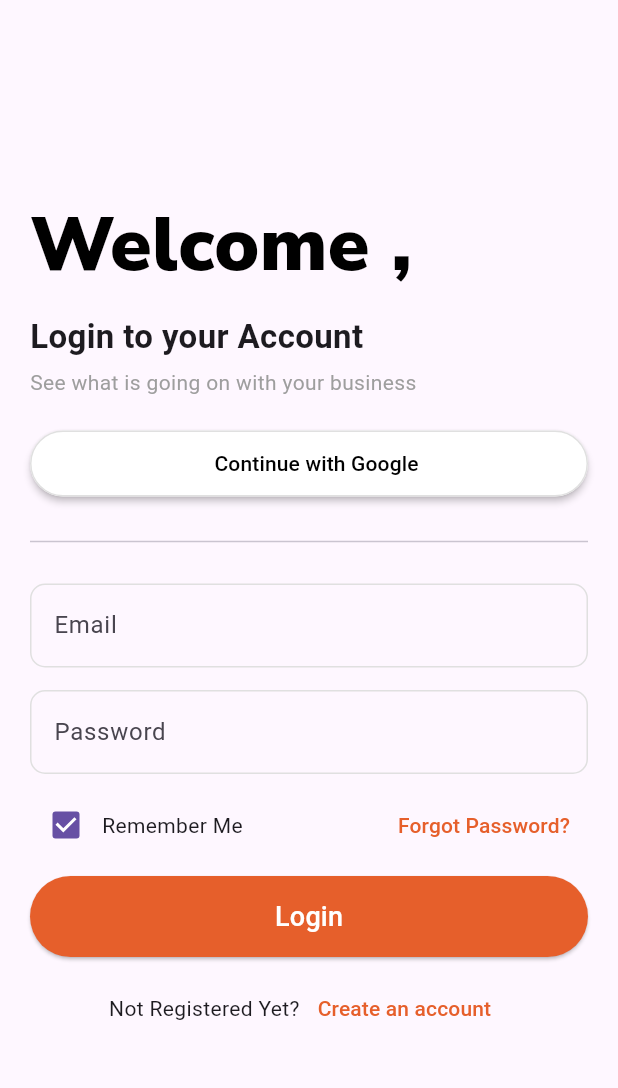
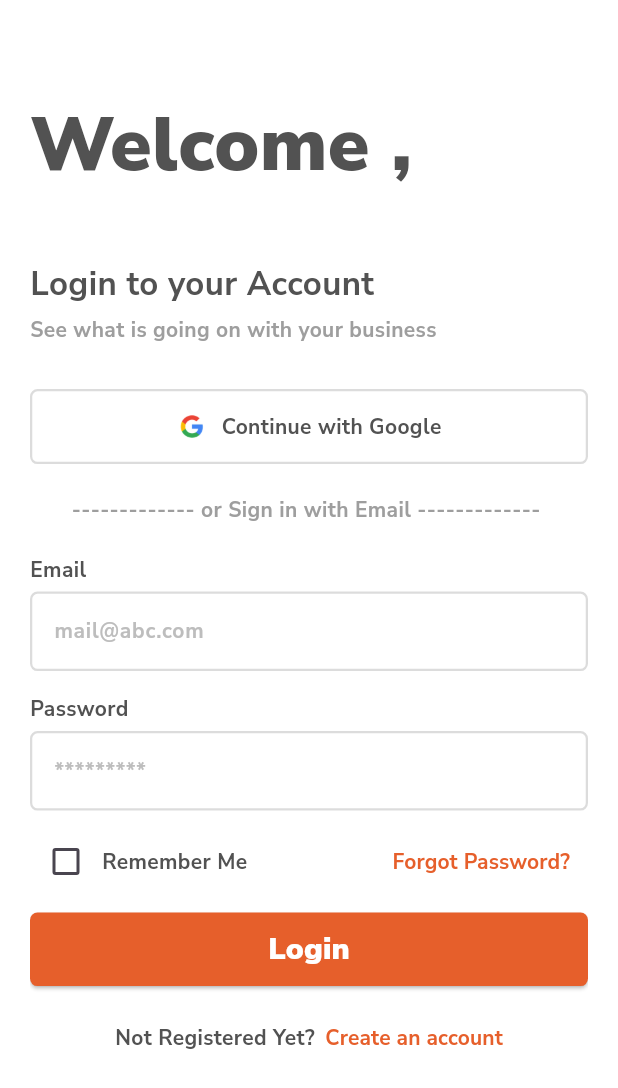
Before and after one commit to TaskTrial/mobile, a Flutter app: the screen it shows after launch, on a phone screen of 412 x 824 dp. Shown: the top 1088 px of the screen. Run offline on Flutter 3.47's test engine with Material 3 defaults, Android fonts, the light colour scheme and no system bars; our stand-ins replace get.

Commit message:
-refactor : (Login Controller) and (AuthButton and GoogleSignInUI and MyTextField Widgets) -fix : Login Screen Page

```diff
--- a/lib/app.dart
+++ b/lib/app.dart
@@ -1,4 +1,5 @@
 import 'package:flutter/material.dart';
+import 'package:get/get_navigation/src/root/get_material_app.dart';
 import 'package:task_trial/views/auth/login_screen.dart';
 
 class MyApp extends StatelessWidget {
@@ -6,7 +7,7 @@ class MyApp extends StatelessWidget {
 
   @override
   Widget build(BuildContext context) {
-    return MaterialApp(
+    return GetMaterialApp(
       debugShowCheckedModeBanner: false,
       home: LoginScreen(),
     );
--- a/lib/controllers/login_controller.dart
+++ b/lib/controllers/login_controller.dart
@@ -0,0 +1,83 @@
+import 'package:flutter/material.dart';
+import 'package:get/get.dart';
+class LoginController extends GetxController {
+  final emailController = TextEditingController();
+  final passwordController = TextEditingController();
+  final isLoading = false.obs;
+  final isPasswordVisible = false.obs;
+  final rememberMe = false.obs;
+  final formKey = GlobalKey<FormState>();
+  @override void onClose() {
+    emailController.dispose();
+    passwordController.dispose();
+    super.onClose();
+  }
+  bool toggleRememberMe() {
+
+    rememberMe.value = !rememberMe.value;
+    print('Remember Me: ${rememberMe.value}');
+    return rememberMe.value;
+
+  }
+  void validateEmail(String value) {
+    if (value.isEmpty) {
+      Get.snackbar('Error', 'Email cannot be empty');
+    } else if (!GetUtils.isEmail(value)) {
+      Get.snackbar('Error', 'Invalid email format');
+    }
+  }
+  void validatePassword(String value) {
+    if (value.isEmpty) {
+      Get.snackbar('Error', 'Password cannot be empty');
+    } else if (value.length < 6) {
+      Get.snackbar('Error', 'Password must be at least 6 characters');
+    }
+  }
+  void validateForm() {
+    if (formKey.currentState!.validate()) {
+      Get.snackbar('Success', 'Form is valid');
+    } else {
+      Get.snackbar('Error', 'Form is invalid');
+    }
+  }
+  void clearFields() {
+    emailController.clear();
+    passwordController.clear();
+  }
+  void submitForm() {
+    if (formKey.currentState!.validate()) {
+      Get.snackbar('Success', 'Form submitted successfully');
+    } else {
+      Get.snackbar('Error', 'Please fill in all fields correctly');
+    }
+  }
+  void resetPassword() {
+    if (emailController.text.isEmpty) {
+      Get.snackbar('Error', 'Please enter your email');
+      return;
+    }
+    isLoading.value = true;
+    // Simulate a network request
+    Future.delayed(const Duration(seconds: 2), () {
+      isLoading.value = false;
+      Get.snackbar('Success', 'Password reset link sent to ${emailController.text}');
+    });
+  }
+
+  void togglePasswordVisibility() {
+    isPasswordVisible.value = !isPasswordVisible.value;
+  }
+
+  void login() {
+    if (emailController.text.isEmpty || passwordController.text.isEmpty) {
+      Get.snackbar('Error', 'Please fill in all fields');
+      return;
+    }
+    isLoading.value = true;
+    // Simulate a network request
+    Future.delayed(const Duration(seconds: 2), () {
+      isLoading.value = false;
+      Get.snackbar('Success', 'Logged in successfully');
+    });
+  }
+}
--- a/lib/models/user_model.dart
+++ b/lib/models/user_model.dart
@@ -3,9 +3,7 @@ class UserModel {
   String? email;
   String? uid;
   String? role;
-
   bool? isActive;
-
   UserModel({this.name, this.email, this.uid, this.role,this.isActive});
   UserModel.fromJson(Map<String, dynamic> json) {
     name = json['name'];
--- a/lib/views/auth/login_screen.dart
+++ b/lib/views/auth/login_screen.dart
@@ -1,155 +1,194 @@
 import 'package:flutter/material.dart';
+import 'package:get/get.dart';
+import 'package:task_trial/controllers/login_controller.dart';
 import 'package:task_trial/utils/constants.dart';
+import 'package:task_trial/widgets/auth_button.dart';
+import 'package:task_trial/widgets/my_text_field.dart';
+
+import '../../widgets/google_sign_in_ui.dart';
 
 class LoginScreen extends StatelessWidget {
+   LoginScreen({super.key});
+
+ final LoginController loginController = LoginController();
   @override
   Widget build(BuildContext context) {
+
+    double height = MediaQuery.of(context).size.height;
+    double width = MediaQuery.of(context).size.width;
     return Scaffold(
-      body: Center(
+      body: Container(
+        height: height,
+        width: width,
+        color: Colors.white,
         child: Padding(
           padding: const EdgeInsets.all(20.0),
+          child: SingleChildScrollView(
+            child: SizedBox(
+              height: height,
               child: Column(
-            mainAxisAlignment: MainAxisAlignment.center,
+                mainAxisAlignment: MainAxisAlignment.start,
                 crossAxisAlignment: CrossAxisAlignment.start,
                 children: [
-              Text(
+                  SizedBox(
+                    height: height * 0.05,
+                  ),
+                  // welcome text
+                  _welcome(),
+                  SizedBox(
+                    height: height * 0.05,
+                  ),
+                  // login message
+                  _loginMessage(),
+                  const SizedBox(height: 5),
+                  // login message hint
+                  _loginMessageHint(),
+                  const SizedBox(height: 30),
+                  // google sign in
+                  const GoogleSignInUI(),
+                  const SizedBox(height: 20),
+                  // or sign in with email
+                  _theDivider(width),
+                  const SizedBox(height: 20),
+                  // email and password text fields
+                  MyTextField(
+                    title: 'Email',
+                    hintText: 'mail@abc.com',
+                  ),
+                  const SizedBox(height: 15),
+                  MyTextField(
+                    title: 'Password',
+                    hintText: '*********',
+                  ),
+                  const SizedBox(height: 10),
+                  // forgot password
+                  _forgotPassword(),
+                  const SizedBox(height: 10),
+                  AuthButton(onPressed: () {}, title: 'Login'),
+                  const SizedBox(height: 10),
+                  // sign up
+                  _signUp()
+                ],
+              ),
+            ),
+          ),
+        ),
+      ),
+    );
+  }
+
+  _welcome() {
+    return Text(
       'Welcome ,',
       style: TextStyle(
-                  color: Colors.black,
+        color: Constants.pageNameColor,
         fontSize: 50,
         fontWeight: FontWeight.w900,
         fontFamily: Constants.primaryFont,
+      ),
+    );
+  }
 
+  _loginMessage() {
+    return Text(
+      'Login to your Account',
+      style: TextStyle(
+        fontSize: 22,
+        fontWeight: FontWeight.bold,
+        fontFamily: Constants.primaryFont,
+        color: Constants.pageNameColor,
       ),
-              ),
-              const SizedBox(height: 10),
-              Text(
-                'Login to your Account',
-                style:TextStyle(
-                  fontSize: 22,
-                  fontWeight: FontWeight.w600,
-                ),
-              ),
-              const SizedBox(height: 5),
-              Text(
+    );
+  }
+
+  _loginMessageHint() {
+    return Text(
       'See what is going on with your business',
       style: TextStyle(
-                    fontSize: 14, color: Colors.grey
+        fontSize: 14,
+        color: Colors.grey,
+        fontFamily: Constants.primaryFont,
+        fontWeight: FontWeight.bold,
       ),
-              ),
-              const SizedBox(height: 20),
-              ElevatedButton(
-                onPressed: () {},
-                style: ElevatedButton.styleFrom(
-                  backgroundColor: Colors.white,
-                  side: BorderSide(color: Colors.grey.shade300),
-                  elevation: 2,
-                  padding: const EdgeInsets.symmetric(vertical: 12),
-                ),
-                child: Row(
-                  mainAxisAlignment: MainAxisAlignment.center,
-                  children: [
+    );
+  }
 
-                    const SizedBox(width: 10),
-                    Text(
-                      'Continue with Google',
-                      style: TextStyle(color: Colors.black),
-                    ),
-                  ],
-                ),
-              ),
-              const SizedBox(height: 20),
-              const Divider(),
-              const SizedBox(height: 20),
-              TextField(
+  _theDivider(double width) {
+    return SizedBox(
+      height: 20,
+      width: width,
+      child: Center(
+          child: Text(
+        '------------- or Sign in with Email ------------- ',
+        style: TextStyle(
+            color: Colors.grey,
+            fontSize: 14,
+            fontFamily: Constants.primaryFont,
+            fontWeight: FontWeight.bold),
+      )),
+    );
+  }
 
-                decoration: InputDecoration(
-                    labelText: 'Email',
-                    hintText: 'mail@abc.com',
-                    border: OutlineInputBorder(
-                      borderRadius: BorderRadius.circular(10),
-                      borderSide: BorderSide(color: Colors.grey.shade300),
-                    ),
-                    enabled: true,
-                    enabledBorder: OutlineInputBorder(
-                      borderRadius: BorderRadius.circular(10),
-                      borderSide: BorderSide(color: Colors.grey.shade300),
-                    ),
-                    focusedBorder: OutlineInputBorder(
-                      borderRadius: BorderRadius.circular(10),
-                      borderSide: BorderSide(color: Constants.primaryColor),
-                    )
-
-                ),
-              ),
-              const SizedBox(height: 15),
-              TextField(
-                obscureText: true,
-                decoration: InputDecoration(
-                    labelText: 'Password',
-                    border: OutlineInputBorder(
-                      borderRadius: BorderRadius.circular(10),
-                      borderSide: BorderSide(color: Colors.grey.shade300),
-                    ),
-                    enabled: true,
-                    enabledBorder: OutlineInputBorder(
-                      borderRadius: BorderRadius.circular(10),
-                      borderSide: BorderSide(color: Colors.grey.shade300),
-                    ),
-                    focusedBorder: OutlineInputBorder(
-                      borderRadius: BorderRadius.circular(10),
-                      borderSide: BorderSide(color: Constants.primaryColor),
-                    )
-
-                ),
-              ),
-              const SizedBox(height: 10),
-              Row(
+  _forgotPassword() {
+    return GetX<LoginController>(
+      init: LoginController(),
+      builder: (controller) =>  Row(
         mainAxisAlignment: MainAxisAlignment.spaceBetween,
         children: [
           Row(
             children: [
-                      Checkbox(value: true, onChanged: (value) {}),
-                      const Text('Remember Me'),
+              Checkbox(
+                value: controller.rememberMe.value,
+                onChanged: (value) {
+                  value= controller.toggleRememberMe();
+                },
+                checkColor: Colors.white,
+                activeColor: Constants.primaryColor,
+              ),
+              const Text('Remember Me',
+                  style: TextStyle(
+                      color: Constants.pageNameColor,
+                      fontSize: 14,
+                      fontFamily: Constants.primaryFont,
+                      fontWeight: FontWeight.bold)),
             ],
           ),
           TextButton(
             onPressed: () {},
             child: const Text('Forgot Password?',
-                        style: TextStyle(color: Constants.primaryColor)),
+                style: TextStyle(color: Constants.primaryColor,
+                    fontSize: 14,
+                    fontFamily: Constants.primaryFont,
+                    fontWeight: FontWeight.bold)),
           ),
         ],
-              ),
-              const SizedBox(height: 10),
-              SizedBox(
-                width: double.infinity,
-                child: ElevatedButton(
-                  onPressed: () {},
-                  style: ElevatedButton.styleFrom(
-                    backgroundColor:  Constants.primaryColor,
-                    padding: const EdgeInsets.symmetric(vertical: 14),
-                  ),
-                  child: const Text('Login',
-                      style: TextStyle(fontSize: 18, color: Colors.white)),
-                ),
-              ),
-              const SizedBox(height: 10),
-              Center(
+      ),);
+  }
+  _signUp() {
+    return Center(
       child: Row(
         mainAxisAlignment: MainAxisAlignment.center,
         children: [
-                    const Text('Not Registered Yet?'),
+          const Text('Not Registered Yet?',
+              style: TextStyle(
+                  color: Constants.pageNameColor,
+                  fontSize: 14,
+                  fontFamily: Constants.primaryFont,
+                  fontWeight: FontWeight.bold)),
           TextButton(
             onPressed: () {},
+            style: TextButton.styleFrom(
+              backgroundColor: Colors.transparent,
+              padding: const EdgeInsets.only(left: 7),
+              foregroundColor: Constants.primaryColor.withOpacity(0.1),
+            ),
             child: const Text('Create an account',
-                          style: TextStyle(color: Constants.primaryColor)),
+                style: TextStyle(color: Constants.primaryColor,
+                    fontSize: 14,
+                    fontFamily: Constants.primaryFont,
+                    fontWeight: FontWeight.bold)),
           ),
         ],
-                ),
-              ),
-            ],
-          ),
-        ),
       ),
     );
   }
--- /dev/null
+++ b/lib/widgets/auth_button.dart
@@ -0,0 +1,38 @@
+import 'package:flutter/material.dart';
+import 'package:task_trial/utils/constants.dart';
+class AuthButton extends StatelessWidget {
+  const AuthButton({
+    super.key,
+    required this.onPressed,
+    required this.title,
+  });
+  final VoidCallback onPressed;
+  final String title;
+  @override
+  Widget build(BuildContext context) {
+    return SizedBox(
+      width: double.infinity,
+      child: ElevatedButton(
+
+        onPressed: onPressed,
+        style: ElevatedButton.styleFrom(
+          foregroundColor: Colors.white,
+          backgroundColor: Constants.primaryColor,
+          shape: RoundedRectangleBorder(
+            borderRadius: BorderRadius.circular(5),
+          ),
+          padding: const EdgeInsets.symmetric(vertical: 10),
+        ),
+        child: Text(
+          title,
+          style: const TextStyle(
+            fontSize: 20,
+            fontFamily: Constants.primaryFont,
+            fontWeight: FontWeight.w900,
+            color: Colors.white,
+          ),
+        ),
+      ),
+    );
+  }
+}
--- /dev/null
+++ b/lib/widgets/google_sign_in_ui.dart
@@ -0,0 +1,45 @@
+import 'package:flutter/material.dart';
+
+import '../utils/constants.dart';
+class GoogleSignInUI extends StatelessWidget {
+  const GoogleSignInUI({super.key});
+
+  @override
+  Widget build(BuildContext context) {
+    return GestureDetector(
+      onTap: () {
+        // Handle Google Sign-In
+      },
+      child: Container(
+        alignment: Alignment.center,
+        padding: const EdgeInsets.symmetric(horizontal: 20),
+        width: double.infinity,
+        height: 50,
+        decoration: BoxDecoration(
+          color: Colors.white,
+          borderRadius: BorderRadius.circular(5),
+          border: Border.all(color: Constants.pageNameColor.withOpacity(0.2),width: 1.5),
+
+        ),
+        child: Row(
+          mainAxisAlignment: MainAxisAlignment.center,
+          children: [
+            Image.asset('assets/images/google.png',height: 20,width: 20,),
+            const SizedBox(width: 10,),
+            Text(
+              'Continue with Google',
+              style: TextStyle(
+                fontSize: 14,
+                color: Constants.pageNameColor,
+                fontFamily: Constants.primaryFont,
+                fontWeight: FontWeight.bold,
+              ),
+            ),
+            // const Spacer(),
+            // Icon(Icons.arrow_forward_ios,color: Constants.primaryColor,size: 20,)
+          ],
+        ),
+      ),
+    );
+  }
+}
--- /dev/null
+++ b/lib/widgets/my_text_field.dart
@@ -0,0 +1,46 @@
+import 'package:flutter/material.dart';
+import 'package:task_trial/utils/constants.dart';
+// generate text field widget
+class MyTextField extends StatelessWidget {
+  const MyTextField({super.key ,
+    this.title = 'Title',
+    this.hintText = 'hintText',});
+  final String  title;
+  final String hintText;
+  @override
+  Widget build(BuildContext context) {
+    return Column(
+      crossAxisAlignment: CrossAxisAlignment.start,
+      children: [
+        Text(title,style: TextStyle(fontSize: 14,fontFamily: Constants.primaryFont,fontWeight: FontWeight.bold,color: Constants.pageNameColor),),
+        SizedBox(height: 5,),
+        TextFormField(
+          style: TextStyle(
+            fontSize: 14,
+            color: Constants.pageNameColor,
+            fontFamily: Constants.primaryFont,
+            fontWeight: FontWeight.bold,
+          ),
+          decoration: InputDecoration(
+            hintText: hintText,
+            hintStyle: TextStyle(
+              color: Colors.grey.shade400,
+              fontSize: 14,
+            ),
+            border: OutlineInputBorder(
+              borderRadius: BorderRadius.circular(5),
+              borderSide: BorderSide(color: Colors.grey.shade400,width: 5),
+            ),
+            enabledBorder: OutlineInputBorder(
+              borderRadius: BorderRadius.circular(5),
+              borderSide: BorderSide(color: Constants.pageNameColor.withOpacity(0.2),width: 1.5),),
+            focusedBorder: OutlineInputBorder(
+              borderRadius: BorderRadius.circular(5),
+              borderSide: BorderSide(color: Constants.primaryColor),
+            ),
+          ),
+        )
+      ],
+    );
+  }
+}
--- a/lib/widgets/text_field.dart
+++ /dev/null
@@ -1,15 +0,0 @@
-import 'package:flutter/material.dart';
-// generate text field widget
-class MyTextField extends StatelessWidget {
-  const MyTextField({super.key});
-  @override
-  Widget build(BuildContext context) {
-    return TextField(
-      decoration: InputDecoration(
-        border: OutlineInputBorder(),
-        labelText: 'Enter your email',
-        hintText: 'Enter your email',
-      ),
-    );
-  }
-}
--- a/pubspec.yaml
+++ b/pubspec.yaml
@@ -34,6 +34,7 @@ dependencies:
   # The following adds the Cupertino Icons font to your application.
   # Use with the CupertinoIcons class for iOS style icons.
   cupertino_icons: ^1.0.8
+  get: ^4.7.2
 
 dev_dependencies:
   flutter_test:
@@ -58,8 +59,8 @@ flutter:
   uses-material-design: true
 
   # To add assets to your application, add an assets section, like this:
-  # assets:
-  #   - images/a_dot_burr.jpeg
+  assets:
+    - assets/images/
   #   - images/a_dot_ham.jpeg
 
   # An image asset can refer to one or more resolution-specific "variants", see
```
Also changed, not shown: pubspec.lock. Lines whose indentation alone changed are shown as unchanged.
